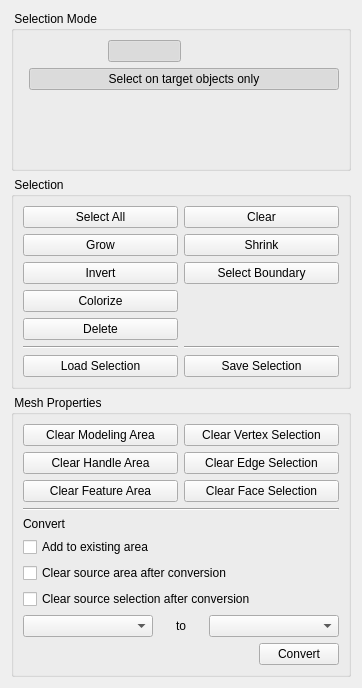
Qt form Plugin-Selection/widgets/selectionControls.ui (ShenRen/OpenFlipper) before a commit.
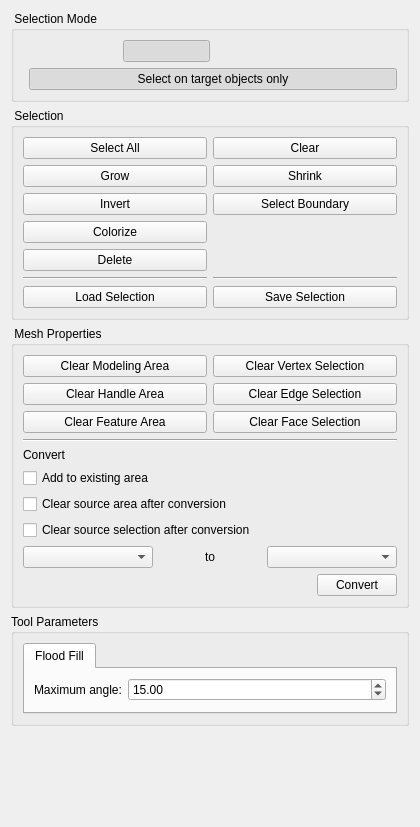
The same form after that commit.

Commit message: FloodFill Selection

What changed in the file:
```diff
--- a/Plugin-Selection/widgets/selectionControls.ui
+++ b/Plugin-Selection/widgets/selectionControls.ui
@@ -6,14 +6,14 @@
    <rect>
     <x>0</x>
     <y>0</y>
-    <width>362</width>
-    <height>688</height>
+    <width>420</width>
+    <height>827</height>
    </rect>
   </property>
   <property name="windowTitle">
    <string>Form</string>
   </property>
-  <layout class="QVBoxLayout" name="verticalLayout_3">
+  <layout class="QVBoxLayout" name="verticalLayout_5">
    <item>
     <widget class="QGroupBox" name="groupBox">
      <property name="title">
@@ -577,6 +577,62 @@
      </layout>
     </widget>
    </item>
+   <item>
+    <widget class="QGroupBox" name="groupBox_4">
+     <property name="title">
+      <string>Tool Parameters</string>
+     </property>
+     <layout class="QVBoxLayout" name="verticalLayout_3">
+      <item>
+       <widget class="QTabWidget" name="tabWidget">
+        <widget class="QWidget" name="tab_2">
+         <attribute name="title">
+          <string>Flood Fill</string>
+         </attribute>
+         <layout class="QFormLayout" name="formLayout_2">
+          <item row="0" column="0">
+           <widget class="QLabel" name="label_3">
+            <property name="text">
+             <string>Maximum angle:</string>
+            </property>
+           </widget>
+          </item>
+          <item row="0" column="1">
+           <widget class="QDoubleSpinBox" name="maxFloodFillAngle">
+            <property name="toolTip">
+             <string>Maximum angle between faces that get flood filled</string>
+            </property>
+            <property name="statusTip">
+             <string>Maximum angle between faces that get flood filled</string>
+            </property>
+            <property name="maximum">
+             <double>180.000000000000000</double>
+            </property>
+            <property name="value">
+             <double>15.000000000000000</double>
+            </property>
+           </widget>
+          </item>
+         </layout>
+        </widget>
+       </widget>
+      </item>
+     </layout>
+    </widget>
+   </item>
+   <item>
+    <spacer name="verticalSpacer">
+     <property name="orientation">
+      <enum>Qt::Vertical</enum>
+     </property>
+     <property name="sizeHint" stdset="0">
+      <size>
+       <width>20</width>
+       <height>88</height>
+      </size>
+     </property>
+    </spacer>
+   </item>
   </layout>
  </widget>
  <resources/>
```
The commit also changes 6 other files.
